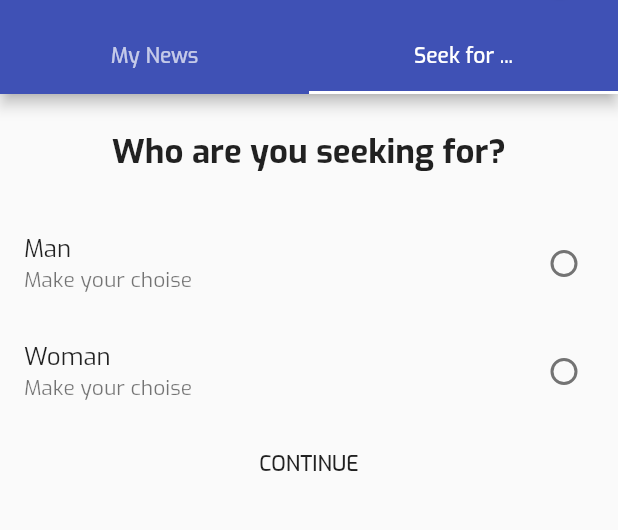
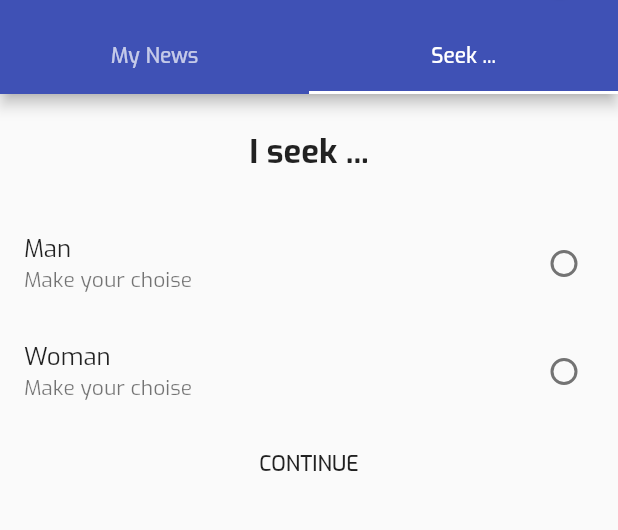
Before and after one commit to ozz-rjq/flutter-demo, a Flutter app: the HomePage screen opened by its route, tab 2 chosen, on a phone screen of 412 x 824 dp, the part 62-592 px from its top. Run offline on Flutter 3.47's test engine with Material 2 defaults, Android fonts, the phone set to English and light mode, and no system bars; our stand-ins replace dynamic_theme.

```diff
--- a/lib/features/home/home.dart
+++ b/lib/features/home/home.dart
@@ -2,7 +2,7 @@ import 'package:flutter/material.dart';
 import 'package:dynamic_theme/dynamic_theme.dart';
 
 import './home.my_news.tab.dart';
-import './home.seek_for.tab.dart';
+import './home.seek.tab.dart';
 
 import './../../static_data/news.dart' as staticData;
 
@@ -108,7 +108,7 @@ class _HomePageState extends State<HomePage> {
                 Switch(value: _isDarkMode, onChanged: _changeBrightness)
               ],
               bottom: TabBar(
-                tabs: <Widget>[Tab(text: 'My News'), Tab(text: 'Seek for ...')],
+                tabs: <Widget>[Tab(text: 'My News'), Tab(text: 'Seek ...')],
               )),
           drawer: Drawer(
             child: ListView(
@@ -153,7 +153,7 @@ class _HomePageState extends State<HomePage> {
           body: TabBarView(
             children: <Widget>[
               HomeMyNewsTab(data: _news, removeNews: _removeNews),
-              HomeSeekForTab()
+              HomeSeekTab()
             ],
           ),
         ));
--- a/lib/features/home/home.seek_for.tab.dart
+++ b/lib/features/home/home.seek.tab.dart
@@ -1,13 +1,13 @@
 import 'package:dating_demo/features/people/people.dart';
 import 'package:flutter/material.dart';
 
-class HomeSeekForTab extends StatefulWidget {
-  HomeSeekForTab({Key key}) : super(key: key);
+class HomeSeekTab extends StatefulWidget {
+  HomeSeekTab({Key key}) : super(key: key);
 
-  _HomeSeekForTabState createState() => _HomeSeekForTabState();
+  _HomeSeekTabState createState() => _HomeSeekTabState();
 }
 
-class _HomeSeekForTabState extends State<HomeSeekForTab> {
+class _HomeSeekTabState extends State<HomeSeekTab> {
   String _radioValue = '';
 
   void _setRadioValue(String value) => setState(() => _radioValue = value);
@@ -70,7 +70,7 @@ class _HomeSeekForTabState extends State<HomeSeekForTab> {
     return ListView(
       children: [
         Container(
-            child: Text('Who are you seeking for?',
+            child: Text('I seek ...',
                 textAlign: TextAlign.center,
                 style: TextStyle(fontSize: 22.0, fontWeight: FontWeight.w600)),
             padding: EdgeInsets.all(24.0)),
```
Also changed, not shown: lib/features/people/people.dart (+23 -2 lines), lib/static_data/people.dart (+8 -8 lines).
